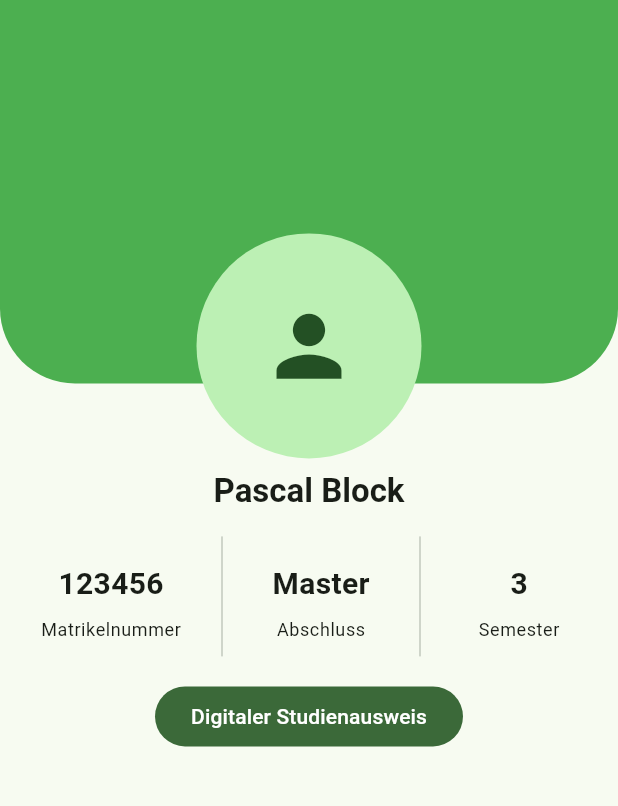
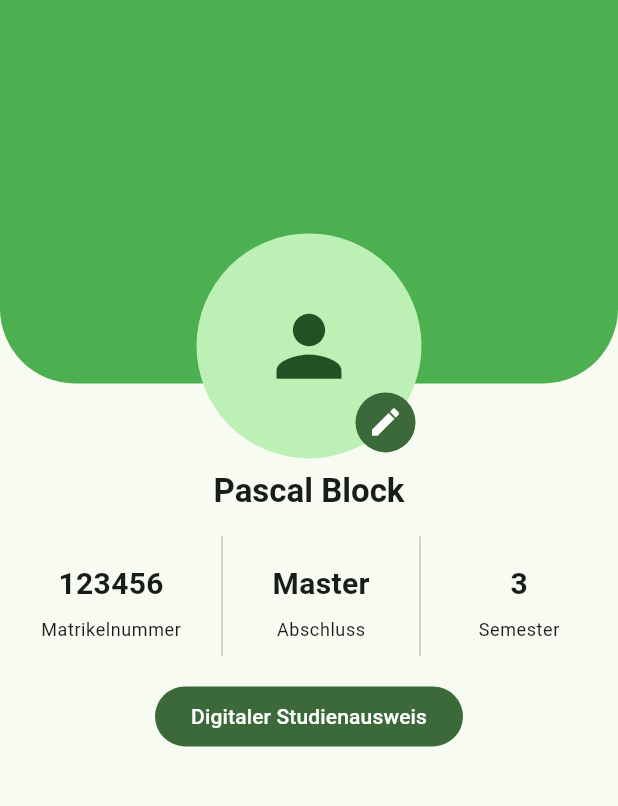
Before and after one commit to Feeelix92/campus_guide_gui, a Flutter app: the UserProfile screen opened by its route, on a phone screen of 412 x 824 dp, the part 90-896 px from its top. Run offline on Flutter 3.47's test engine with Material 2 defaults, Android fonts, the phone set to English and light mode, and no system bars; our stand-ins replace qr_flutter.

Commit message:
add edit button

```diff
--- a/lib/screens/profile.dart
+++ b/lib/screens/profile.dart
@@ -126,25 +126,38 @@ class _TopPortion extends StatelessWidget {
           child: SizedBox(
             width: 150,
             height: 150,
-            child: userImage.isEmpty ?
+            child: Stack(
+              fit: StackFit.expand,
+              children: [
+                userImage.isEmpty ?
                 const CircleAvatar(
                   child: Icon(
                     Icons.person,
                     size: 65,
                   ),
                 )
-            : Container(
+                    : Container(
                   decoration: BoxDecoration(
                     color: Colors.black,
                     shape: BoxShape.circle,
                     image: DecorationImage(
                         fit: BoxFit.cover,
                         image: NetworkImage(
-                          userImage
+                            userImage
                         )
                     ),
                   ),
-                )
+                ),
+                Positioned(
+                  bottom: 0,
+                  right: 0,
+                  child: IconButton.filled(
+                    onPressed: () {  },
+                    icon: const Icon(Icons.edit)
+                  )
+                ),
+              ],
+            )
             ),
           ),
       ],
```
